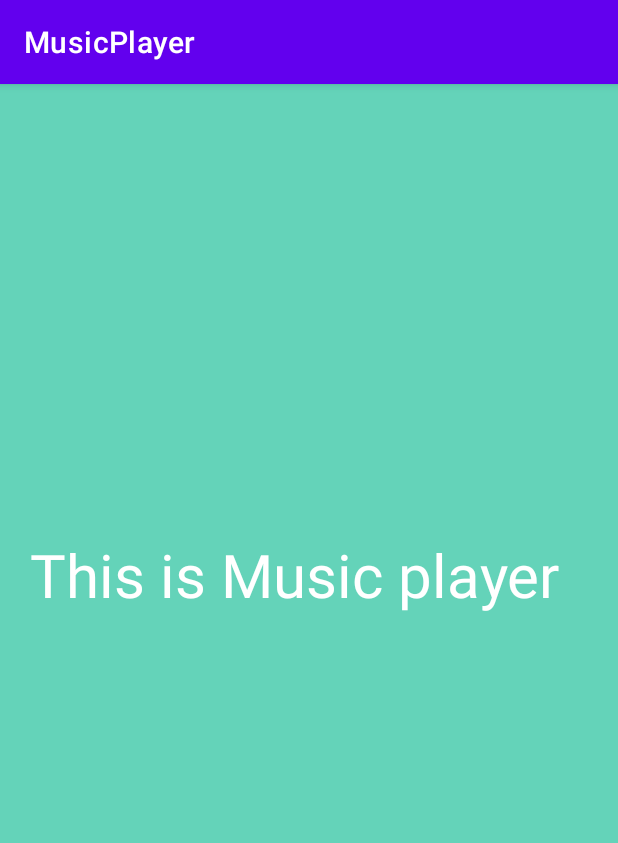
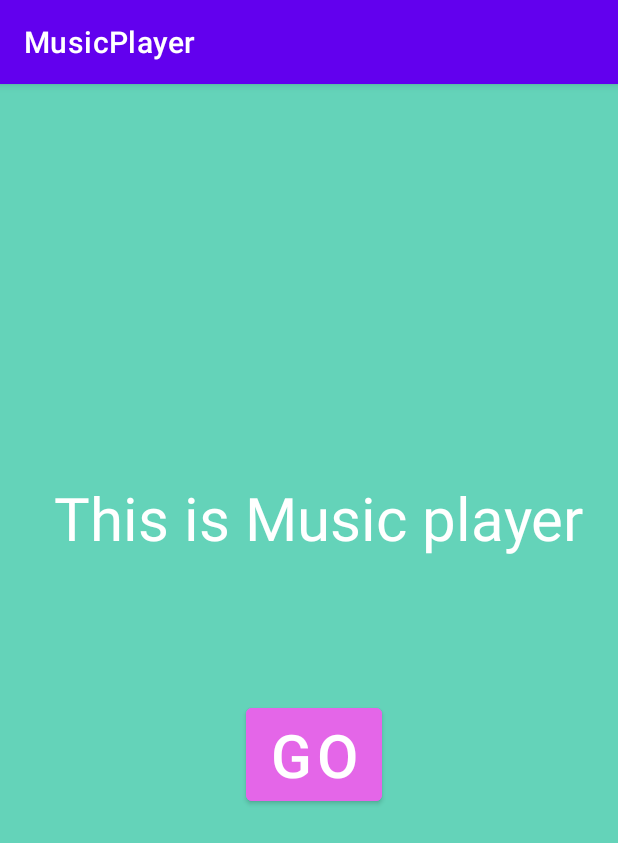
Before and after one commit to AmolT1431/MusicPlayer, an Android app: the screen it shows after launch (MainActivity), on a phone screen of 412 x 824 dp. Shown: the top 843 px of the screen. Run offline under Robolectric (Android 15) with nearby library versions, the phone set to English and light mode, and no system bars.

```diff
--- a/app/src/main/res/layout/activity_main.xml
+++ b/app/src/main/res/layout/activity_main.xml
@@ -1,5 +1,5 @@
 <?xml version="1.0" encoding="utf-8"?>
-<LinearLayout xmlns:android="http://schemas.android.com/apk/res/android"
+<AbsoluteLayout xmlns:android="http://schemas.android.com/apk/res/android"
     xmlns:app="http://schemas.android.com/apk/res-auto"
     xmlns:tools="http://schemas.android.com/tools"
     android:layout_width="match_parent"
@@ -10,14 +10,21 @@
     <TextView
         android:layout_width="wrap_content"
         android:layout_height="wrap_content"
+        android:layout_x="36dp"
+        android:layout_y="262dp"
         android:text="This is Music player"
         android:textColor="@color/white"
-        android:textSize="40dp"
-        android:layout_marginTop="300dp"
-        android:layout_marginLeft="20dp"
-        app:layout_constraintBottom_toBottomOf="parent"
-        app:layout_constraintEnd_toEndOf="parent"
-        app:layout_constraintStart_toStartOf="parent"
-        app:layout_constraintTop_toTopOf="parent" />
+        android:textSize="40dp" />
 
-</LinearLayout>
+    <Button
+        android:id="@+id/b1"
+        android:layout_width="wrap_content"
+        android:layout_height="wrap_content"
+        android:layout_x="164dp"
+        android:layout_y="410dp"
+        android:backgroundTint="#E466E8"
+        android:text="Go"
+        android:textSize="40dp" />
+
+
+</AbsoluteLayout>
```
Also changed, not shown: app/src/main/res/layout/flash_activity.xml (added, +21 -0 lines), app/src/main/res/drawable/App_Logo.png (added).
